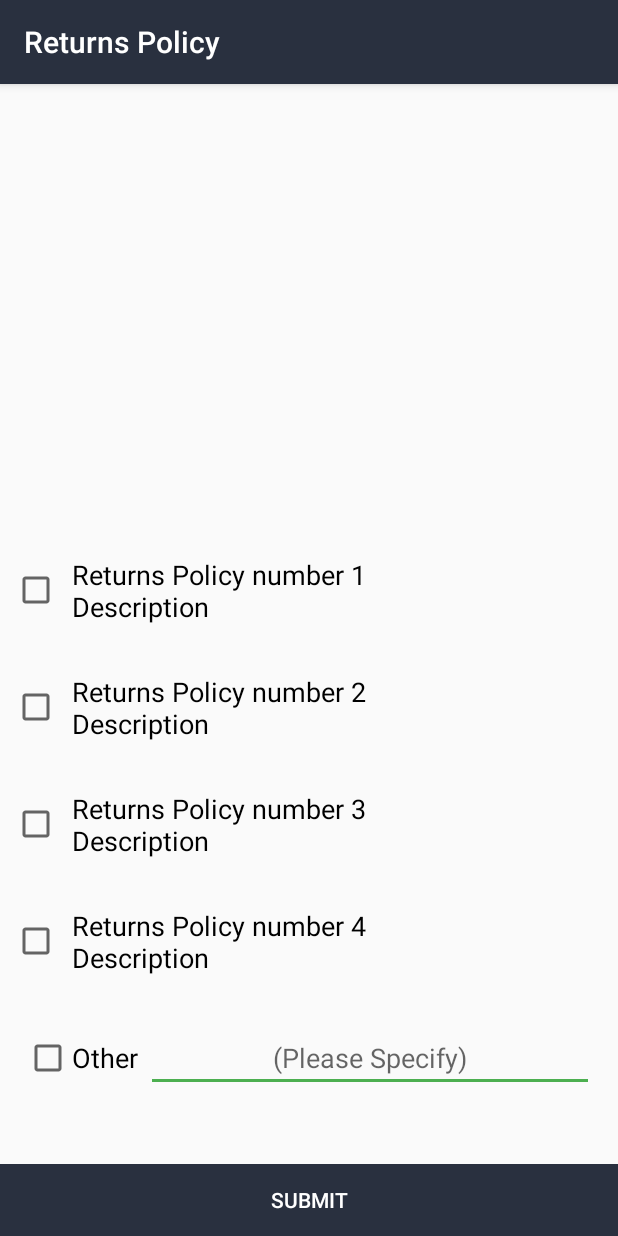
After one commit to kevinselvaprasanna/flashfetchseller_androidapp, an Android app: the Returns screen opened directly, with no data from a screen before it, on a phone screen of 412 x 824 dp. The commit adds this screen. Run offline under Robolectric (Android 15) with nearby library versions, the phone set to English and light mode, and no system bars.

Commit message:
Added returns dialog

```diff
--- a/app/src/main/AndroidManifest.xml
+++ b/app/src/main/AndroidManifest.xml
@@ -113,7 +113,9 @@
             android:label="@string/notif" />
         <activity android:name=".Req_Ads" />
         <activity android:name=".My_Acc" />
-        <activity android:name=".Shop_Det"></activity>
+        <activity android:name=".Shop_Det" />
+        <activity android:name=".Returns"
+            android:label="@string/ret_pol"></activity>
     </application>
 
 </manifest>
--- a/app/src/main/java/in/flashfetch/sellerapp/Intro.java
+++ b/app/src/main/java/in/flashfetch/sellerapp/Intro.java
@@ -38,6 +38,7 @@ public class Intro extends Activity{
     @Override
     protected void onCreate(Bundle savedInstanceState) {
         super.onCreate(savedInstanceState);
+
 
         if(UserProfile.getEmail(Intro.this)!="")
         {
--- /dev/null
+++ b/app/src/main/java/in/flashfetch/sellerapp/Returns.java
@@ -0,0 +1,53 @@
+package in.flashfetch.sellerapp;
+
+import android.support.v7.app.AppCompatActivity;
+import android.os.Bundle;
+import android.view.View;
+import android.widget.Button;
+import android.widget.CheckBox;
+import android.widget.EditText;
+import android.widget.Toast;
+
+public class Returns extends AppCompatActivity {
+
+    CheckBox pol1,pol2,pol3,pol4,pol_other;
+    EditText other;
+    Button submit;
+
+    @Override
+    protected void onCreate(Bundle savedInstanceState) {
+        super.onCreate(savedInstanceState);
+        setContentView(R.layout.activity_returns);
+
+        pol1 = (CheckBox)findViewById(R.id.policy1);
+        pol2 = (CheckBox)findViewById(R.id.policy2);
+        pol3 = (CheckBox)findViewById(R.id.policy3);
+        pol4 = (CheckBox)findViewById(R.id.policy4);
+        pol_other = (CheckBox)findViewById(R.id.check_other);
+        other = (EditText)findViewById(R.id.edit_other);
+        submit = (Button)findViewById(R.id.button);
+
+        submit.setOnClickListener(new View.OnClickListener() {
+            @Override
+            public void onClick(View v) {
+                if(validate())
+                {
+                    //TODO:Post validation code
+                }
+                else
+                {
+                    Toast.makeText(Returns.this,"Please fill in at least one checkbox",Toast.LENGTH_SHORT).show();
+                }
+            }
+        });
+    }
+
+    private boolean validate()
+    {
+        return (pol1.isChecked()||pol2.isChecked()||pol3.isChecked()||pol4.isChecked()||(other()));
+    }
+    private boolean other()
+    {
+        return pol_other.isChecked()&&other.getText().length()!=0;
+    }
+}
--- /dev/null
+++ b/app/src/main/res/layout/activity_returns.xml
@@ -0,0 +1,105 @@
+<?xml version="1.0" encoding="utf-8"?>
+
+<LinearLayout xmlns:android="http://schemas.android.com/apk/res/android"
+android:layout_width="match_parent"
+android:layout_height="match_parent">
+<ScrollView android:layout_width="match_parent"
+    android:layout_height="wrap_content"
+    android:layout_gravity="center_vertical|bottom">
+
+<LinearLayout
+    android:orientation="vertical" android:layout_width="match_parent"
+    android:layout_height="match_parent">
+
+    <CheckBox
+        android:layout_width="match_parent"
+        android:layout_height="wrap_content"
+        android:text="Returns Policy number 1\nDescription"
+        android:id="@+id/policy1"
+        android:textAppearance="@style/Base.TextAppearance.AppCompat.Medium"
+        android:padding="8dp"
+        android:gravity="center_vertical"
+        android:layout_gravity="center_vertical"
+        android:layout_margin="8dp" />
+
+    <CheckBox
+        android:layout_width="match_parent"
+        android:layout_height="wrap_content"
+        android:text="Returns Policy number 2\nDescription"
+        android:id="@+id/policy2"
+        android:textAppearance="@style/Base.TextAppearance.AppCompat.Medium"
+        android:layout_margin="8dp"
+        android:padding="8dp"
+        android:gravity="center_vertical"
+        android:layout_gravity="center_vertical" />
+
+    <CheckBox
+        android:layout_width="match_parent"
+        android:layout_height="wrap_content"
+        android:text="Returns Policy number 3\nDescription"
+        android:id="@+id/policy3"
+        android:textAppearance="@style/Base.TextAppearance.AppCompat.Medium"
+        android:layout_margin="8dp"
+        android:padding="8dp"
+        android:gravity="center_vertical"
+        android:layout_gravity="center_vertical" />
+
+    <CheckBox
+        android:layout_width="match_parent"
+        android:layout_height="wrap_content"
+        android:text="Returns Policy number 4\nDescription"
+        android:id="@+id/policy4"
+        android:textAppearance="@style/Base.TextAppearance.AppCompat.Medium"
+        android:layout_margin="8dp"
+        android:padding="8dp"
+        android:gravity="center_vertical"
+        android:layout_gravity="center_vertical" />
+
+    <LinearLayout
+        android:orientation="horizontal"
+        android:layout_width="match_parent"
+        android:layout_height="wrap_content"
+        android:layout_margin="8dp"
+        android:padding="8dp">
+
+        <CheckBox
+            android:layout_width="wrap_content"
+            android:layout_height="match_parent"
+            android:text="Other"
+            android:textAppearance="@style/Base.TextAppearance.AppCompat.Medium"
+            android:id="@+id/check_other"
+            android:layout_gravity="center_vertical"
+            android:gravity="center_vertical" />
+
+        <EditText
+            android:layout_width="wrap_content"
+            android:layout_height="match_parent"
+            android:id="@+id/edit_other"
+            android:layout_weight="1"
+            android:layout_marginLeft="5dp"
+            android:layout_gravity="center_vertical"
+            android:gravity="center_vertical|center_horizontal"
+            android:hint="(Please Specify)" />
+    </LinearLayout>
+
+    <LinearLayout
+        android:orientation="vertical"
+        android:layout_width="match_parent"
+        android:layout_height="wrap_content"
+        android:layout_gravity="bottom"
+        android:gravity="bottom"
+        android:layout_marginTop="32dp">
+
+        <Button
+            android:layout_width="match_parent"
+            android:layout_height="wrap_content"
+            android:text="Submit"
+            android:id="@+id/button"
+            android:layout_gravity="bottom|center_horizontal"
+            android:background="@color/ff_black"
+            android:textColor="#fff" />
+    </LinearLayout>
+
+</LinearLayout>
+    </ScrollView>
+</LinearLayout>
--- a/app/src/main/res/values/strings.xml
+++ b/app/src/main/res/values/strings.xml
@@ -42,5 +42,6 @@
     <string name="inven">Inventory</string>
     <string name="feedback_title">Feedback</string>
     <string name="logout">Log Out</string>
+    <string name="ret_pol">Returns Policy</string>
 
 </resources>
```
Also changed, not shown: app/src/main/java/in/flashfetch/sellerapp/Adapters/NotificationAdapter3.java (+45 -0 lines), app/src/main/res/layout/dialog_returns.xml (added, +32 -0 lines).
